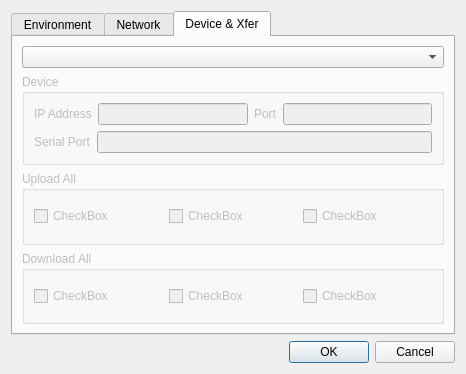
Above: src/IDlgConfig.ui from ntruchsess/QLandkarteGT before the change. Below: the same form after it.
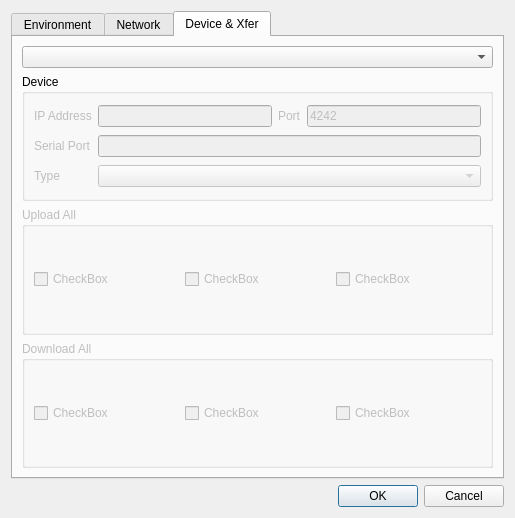
That is the form after the change. The open tabs and pages were chosen to show the change.

Diff of the .ui file:
```diff
--- a/src/IDlgConfig.ui
+++ b/src/IDlgConfig.ui
@@ -5,8 +5,8 @@
    <rect>
     <x>0</x>
     <y>0</y>
-    <width>466</width>
-    <height>374</height>
+    <width>515</width>
+    <height>518</height>
    </rect>
   </property>
   <property name="windowTitle" >
@@ -184,50 +184,87 @@
        <item>
         <widget class="QGroupBox" name="groupDevice" >
          <property name="enabled" >
-          <bool>false</bool>
+          <bool>true</bool>
          </property>
          <property name="title" >
           <string>Device</string>
          </property>
-         <layout class="QVBoxLayout" >
-          <item>
+         <layout class="QGridLayout" >
+          <item row="0" column="0" >
+           <widget class="QLabel" name="labelDevIPAddr" >
+            <property name="enabled" >
+             <bool>false</bool>
+            </property>
+            <property name="text" >
+             <string>IP Address</string>
+            </property>
+           </widget>
+          </item>
+          <item row="0" column="1" >
            <layout class="QHBoxLayout" >
             <item>
-             <widget class="QLabel" name="label_6" >
-              <property name="text" >
-               <string>IP Address</string>
+             <widget class="QLineEdit" name="lineDevIPAddr" >
+              <property name="enabled" >
+               <bool>false</bool>
               </property>
              </widget>
             </item>
             <item>
-             <widget class="QLineEdit" name="lineDevIPAddr" />
-            </item>
-            <item>
-             <widget class="QLabel" name="label_7" >
+             <widget class="QLabel" name="labelDevIPPort" >
+              <property name="enabled" >
+               <bool>false</bool>
+              </property>
               <property name="text" >
                <string>Port</string>
               </property>
              </widget>
             </item>
             <item>
-             <widget class="QLineEdit" name="lineDevIPPort" />
-            </item>
-           </layout>
-          </item>
-          <item>
-           <layout class="QHBoxLayout" >
-            <item>
-             <widget class="QLabel" name="label_8" >
+             <widget class="QLineEdit" name="lineDevIPPort" >
+              <property name="enabled" >
+               <bool>false</bool>
+              </property>
               <property name="text" >
-               <string>Serial Port</string>
+               <string>4242</string>
               </property>
              </widget>
             </item>
-            <item>
-             <widget class="QLineEdit" name="lineDevSerialPort" />
-            </item>
            </layout>
           </item>
+          <item row="1" column="0" >
+           <widget class="QLabel" name="labelDevSerialPort" >
+            <property name="enabled" >
+             <bool>false</bool>
+            </property>
+            <property name="text" >
+             <string>Serial Port</string>
+            </property>
+           </widget>
+          </item>
+          <item row="1" column="1" >
+           <widget class="QLineEdit" name="lineDevSerialPort" >
+            <property name="enabled" >
+             <bool>false</bool>
+            </property>
+           </widget>
+          </item>
+          <item row="2" column="0" >
+           <widget class="QLabel" name="labelDevType" >
+            <property name="enabled" >
+             <bool>false</bool>
+            </property>
+            <property name="text" >
+             <string>Type</string>
+            </property>
+           </widget>
+          </item>
+          <item row="2" column="1" >
+           <widget class="QComboBox" name="comboDevType" >
+            <property name="enabled" >
+             <bool>false</bool>
+            </property>
+           </widget>
+          </item>
          </layout>
         </widget>
        </item>
```
Left out of the diff: 2 changed lines with no effect on the pictures.
